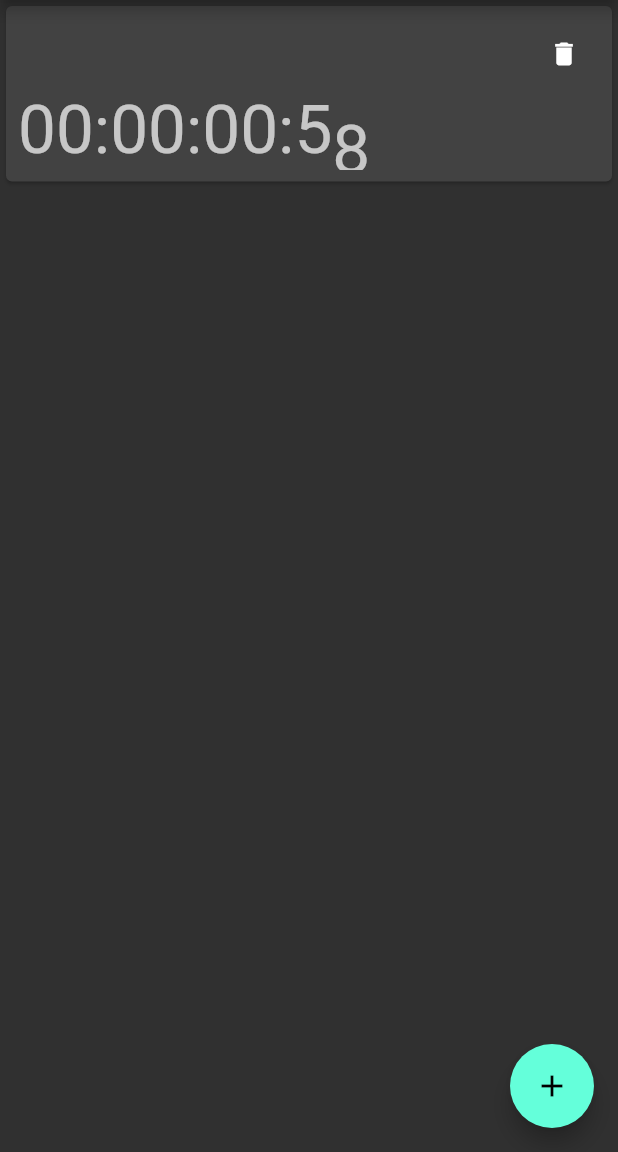
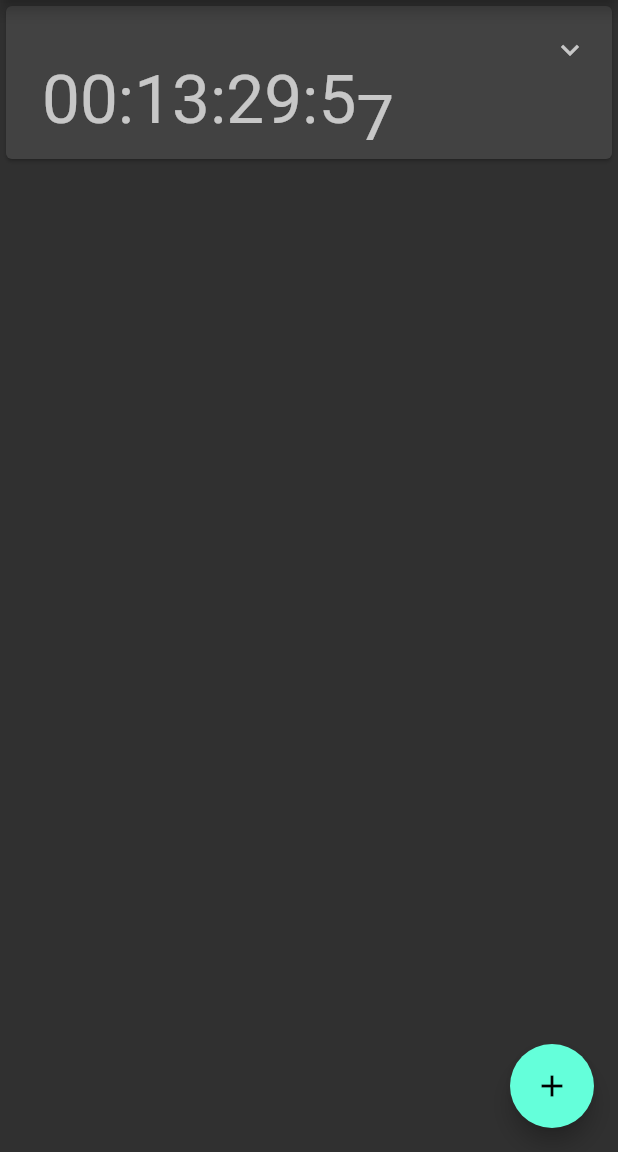
Before and after one commit to EduardoDadalt/countdown_app, a Flutter app: the FormToCreateCountdown widget shown alone on an empty page, opened directly, after a tap on "Add", on a phone screen of 412 x 824 dp, the part 84-1236 px from its top. Run offline on Flutter 3.47's test engine with Material 2 defaults, Android fonts, the phone set to English and light mode, and no system bars; our stand-ins replace freezed_annotation.

Commit message:
:arrow_up: Change layout and fixes

```diff
--- a/lib/homepage/controller/countdown_controller.dart
+++ b/lib/homepage/controller/countdown_controller.dart
@@ -22,11 +22,13 @@ class CountdownController extends ChangeNotifier {
 
   void addCountdown(Countdown countdown) {
     countdowns.add(countdown);
+    countdowns.sort((a, b) => a.date.compareTo(b.date));
     notifyListeners();
   }
 
   void removeCountdown(Countdown countdown) {
     countdowns.remove(countdown);
+    countdowns.sort((a, b) => a.date.compareTo(b.date));
     notifyListeners();
   }
 
--- a/lib/homepage/domain/entity/countdown.dart
+++ b/lib/homepage/domain/entity/countdown.dart
@@ -11,9 +11,14 @@ class Countdown with _$Countdown {
     required DateTime date,
   }) = _Countdown;
 
-  Duration get duration => date.difference(DateTime.now());
+  Duration get diffDuration {
+    final now = DateTime.now();
+    if (now.isAfter(date)) return Duration.zero;
+    return date.difference(now);
+  }
 
   String toFormattedDuration() {
+    final duration = diffDuration;
     final days = duration.inDays.toString().padLeft(2, "0");
     final hours = (duration.inHours % 24).toString().padLeft(2, "0");
     final minutes = (duration.inMinutes % 60).toString().padLeft(2, "0");
--- a/lib/homepage/view/button_add_new_countdown.dart
+++ b/lib/homepage/view/button_add_new_countdown.dart
@@ -34,12 +34,14 @@ class FormToCreateCountdown extends StatefulWidget {
 class _FormToCreateCountdownState extends State<FormToCreateCountdown> {
   final TextEditingController _titleController =
       TextEditingController(text: "");
-  DateTime _dateTime = DateTime.now();
-  final TimeOfDay _timeOfDay = const TimeOfDay(hour: 0, minute: 0);
+  final DateTime now = DateTime.now();
+  late DateTime _dateTime = DateTime(now.year, now.month, now.day + 1, 0, 0);
+  TimeOfDay _timeOfDay = const TimeOfDay(hour: 0, minute: 0);
 
   void setDateTime({DateTime? date, TimeOfDay? time}) {
-    final dateTime = date ?? _dateTime;
-    final timeOfDay = time ?? _timeOfDay;
+    final DateTime dateTime = date ?? _dateTime;
+    final TimeOfDay timeOfDay = time ?? _timeOfDay;
+    _timeOfDay = timeOfDay;
     setState(() {
       _dateTime = DateTime(
         dateTime.year,
@@ -65,18 +67,14 @@ class _FormToCreateCountdownState extends State<FormToCreateCountdown> {
               'Add new countdown',
               style: Theme.of(context).textTheme.headline5,
             ),
+            Text(
+              DateFormat("dd/M/yyyy HH:mm").format(_dateTime),
+            ),
             const SizedBox(height: 8),
             TextField(
               controller: _titleController,
               decoration: const InputDecoration(
                 labelText: 'Title',
-              ),
-            ),
-            const SizedBox(height: 8),
-            Center(
-              child: Text(
-                DateFormat("dd/M/yyyy HH:mm").format(_dateTime),
-                style: Theme.of(context).textTheme.headline6,
               ),
             ),
             const SizedBox(height: 8),
--- a/lib/homepage/view/countdown_card.dart
+++ b/lib/homepage/view/countdown_card.dart
@@ -14,29 +14,47 @@ class CountdownCard extends StatelessWidget {
 
   @override
   Widget build(BuildContext context) {
-    return Card(
-      child: Container(
-        padding: const EdgeInsets.all(8),
-        child: Column(
-          crossAxisAlignment: CrossAxisAlignment.stretch,
-          mainAxisSize: MainAxisSize.min,
-          children: [
-            Row(
-              mainAxisAlignment: MainAxisAlignment.spaceBetween,
+    return Dismissible(
+      key: ValueKey(countdown),
+      onDismissed: (_) {
+        Provider.of<CountdownController>(context, listen: false)
+            .removeCountdown(countdown);
+      },
+      background: Container(
+        color: Colors.red,
+        padding: const EdgeInsets.symmetric(vertical: 8, horizontal: 20),
+        alignment: Alignment.centerLeft,
+        child: const Icon(Icons.delete),
+      ),
+      secondaryBackground: Container(
+        color: Colors.red,
+        padding: const EdgeInsets.symmetric(vertical: 8, horizontal: 20),
+        alignment: Alignment.centerRight,
+        child: const Icon(Icons.delete),
+      ),
+      child: Card(
+        child: ExpansionTile(
+          title: Container(
+            padding: const EdgeInsets.all(8),
+            child: Column(
+              crossAxisAlignment: CrossAxisAlignment.stretch,
+              mainAxisSize: MainAxisSize.min,
               children: [
                 Text(countdown.title,
                     style: Theme.of(context).textTheme.headline6),
-                IconButton(
-                  onPressed: () => {
-                    Provider.of<CountdownController>(context, listen: false)
-                        .removeCountdown(countdown)
-                  },
-                  icon: const Icon(Icons.delete),
-                  iconSize: 20,
-                )
+                CountdownTimer(countdown: countdown),
               ],
             ),
-            CountdownTimer(countdown: countdown),
+          ),
+          children: [
+            ListTile(
+              leading: const Icon(Icons.delete),
+              title: const Text("Delete"),
+              onTap: () {
+                Provider.of<CountdownController>(context, listen: false)
+                    .removeCountdown(countdown);
+              },
+            )
           ],
         ),
       ),
```
